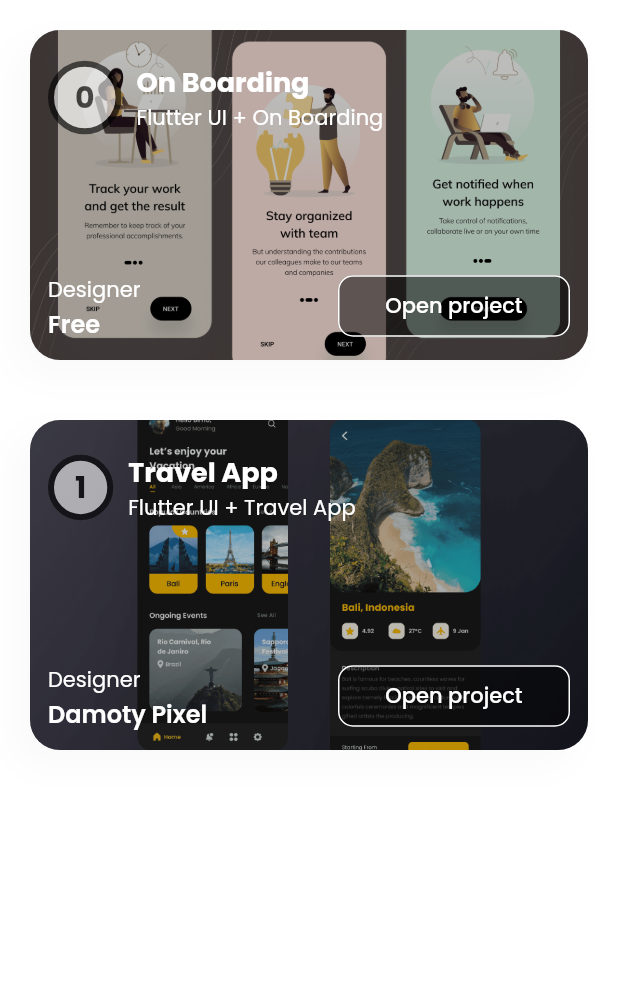
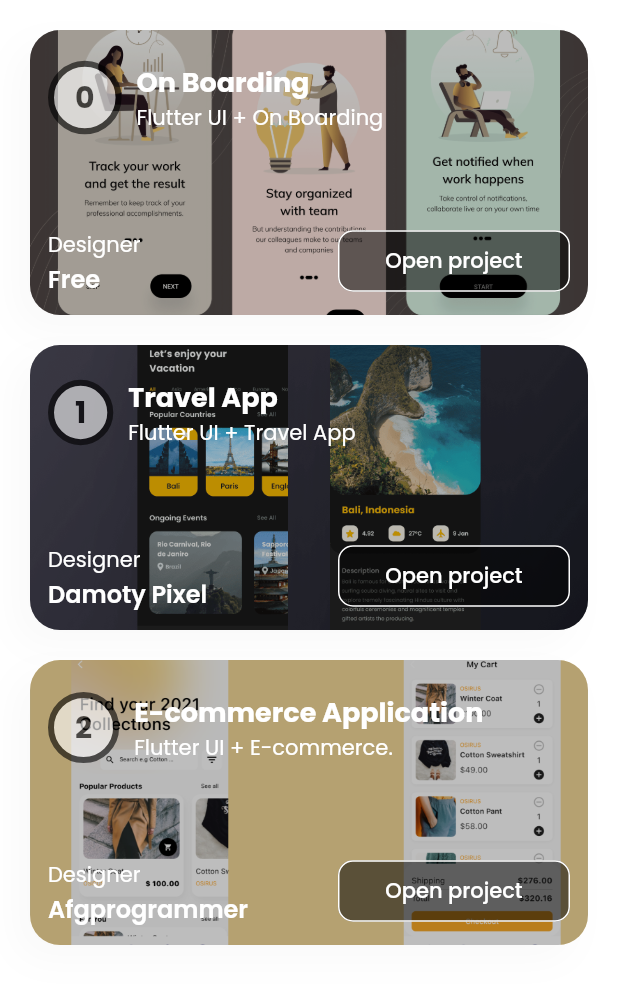
Before and after one commit to FcoSuastegui/flutter-apps, a Flutter app: the screen it shows after launch, on a phone screen of 412 x 824 dp, the part 69-1073 px from its top. Run offline on Flutter 3.47's test engine with Material 2 defaults, Android fonts, the light colour scheme and no system bars; our stand-ins replace bloc, dotted_border, flashy_tab_bar2, flutter_bloc, flutter_slidable, google_fonts and 2 more.

Commit message:
modificaciones de proyecto

```diff
--- a/lib/src/data/usecase/project.dart
+++ b/lib/src/data/usecase/project.dart
@@ -18,6 +18,13 @@ class ProjectUseCase {
         "pathImage": 'assets/home/images/travel-app.png',
         "route": "/travel-app",
       },
+      {
+        "title": "E-commerce Application",
+        "description": "Flutter UI + E-commerce.",
+        "designer": "Afgprogrammer",
+        "pathImage": 'assets/home/images/ecommerce.png',
+        "route": "/ecommerce-app",
+      },
     ];
 
     final List<ProjectModel> list = <ProjectModel>[];
--- a/lib/src/presentation/widgets/cards/project_card.dart
+++ b/lib/src/presentation/widgets/cards/project_card.dart
@@ -17,9 +17,8 @@ class ProjectCard extends StatelessWidget {
   Widget build(BuildContext context) {
     final router = AppRouter.of(context);
     return Container(
-      height: 220,
+      height: 190,
       clipBehavior: Clip.antiAlias,
-      margin: const EdgeInsets.only(bottom: 20),
       decoration: BoxDecoration(
         color: Colors.white,
         borderRadius: BorderRadius.circular(20),
@@ -54,7 +53,7 @@ class ProjectCard extends StatelessWidget {
                 Row(
                   children: [
                     Opacity(
-                      opacity: .6,
+                      opacity: 0.6,
                       child: Container(
                         padding: const EdgeInsets.all(14),
                         decoration: BoxDecoration(
```
